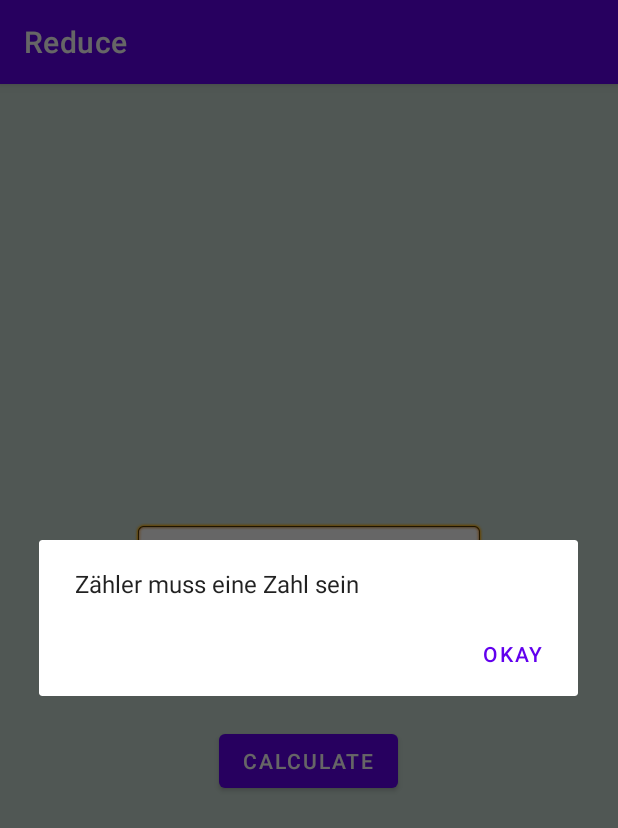
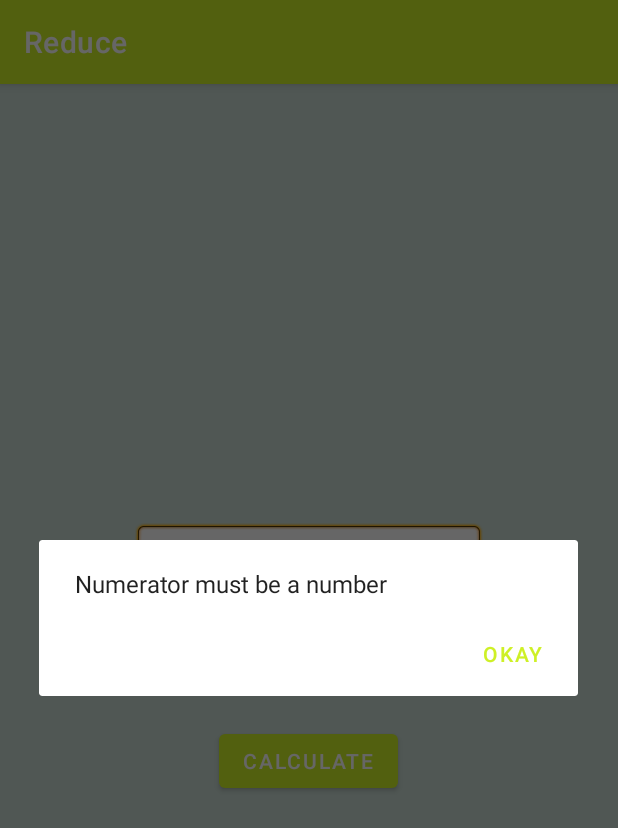
Before and after one commit to Korkmatik/Smartphone-Software-Development, an Android app: the screen it shows after launch (MainActivity), after a tap on "CALCULATE", on a phone screen of 412 x 824 dp. Shown: the top 828 px of the screen. Run offline under Robolectric (Android 15) with nearby library versions, the phone set to English and light mode, and no system bars.

Commit message:
Finished until exercise 7o

```diff
--- a/Reduce/app/src/main/java/com/example/reduce/MainActivity.java
+++ b/Reduce/app/src/main/java/com/example/reduce/MainActivity.java
@@ -3,7 +3,6 @@ package com.example.reduce;
 import androidx.appcompat.app.AppCompatActivity;
 
 import android.app.AlertDialog;
-import android.content.DialogInterface;
 import android.os.Bundle;
 import android.util.Log;
 import android.view.View;
@@ -42,10 +41,10 @@ public class MainActivity extends AppCompatActivity {
                 String strDenominator = etDenominator.getText().toString();
 
                 AlertDialog.Builder alertDialogBuilder = new AlertDialog.Builder(MainActivity.this);
-                alertDialogBuilder.setPositiveButton("Okay", (dialog, which) -> {});
+                alertDialogBuilder.setPositiveButton(getString(R.string.okay), (dialog, which) -> {});
 
                 if (!CheckNumber.check(strNumerator)) {
-                    String message = "Zähler muss eine Zahl sein";
+                    String message = getString(R.string.numberator_not_number_error);
                     etNumerator.setError(message);
 
                     alertDialogBuilder.setMessage(message);
@@ -56,7 +55,7 @@ public class MainActivity extends AppCompatActivity {
                 }
 
                 if (!CheckNumber.check(strDenominator)) {
-                    String message = "Nenner muss eine Zahl sein";
+                    String message = getString(R.string.denominator_not_number_error);
                     etDenominator.setError(message);
 
                     alertDialogBuilder.setMessage(message);
@@ -70,7 +69,7 @@ public class MainActivity extends AppCompatActivity {
                 int denominator = Integer.parseInt(strDenominator);
 
                 if (denominator == 0) {
-                    String message = "Nenner darf keine 0 sein";
+                    String message = getString(R.string.denominator_zero_error);
                     etDenominator.setError(message);
 
                     alertDialogBuilder.setMessage(message);
--- a/Reduce/app/src/main/res/layout/activity_main.xml
+++ b/Reduce/app/src/main/res/layout/activity_main.xml
@@ -13,15 +13,16 @@
         android:layout_height="wrap_content"
         android:background="@android:drawable/editbox_background"
         android:ems="10"
-        android:hint="Number 1"
+        android:hint="@string/hint_numerator"
         android:inputType="textPersonName"
         android:minHeight="48dp"
-        android:textSize="20sp" />
+        android:textSize="20sp"
+        style="@style/hint_text" />
 
     <TextView
         android:layout_width="wrap_content"
         android:layout_height="wrap_content"
-        android:text="________________________________" />
+        android:text="@string/line" />
 
     <EditText
         android:id="@+id/nenner"
@@ -29,15 +30,16 @@
         android:layout_height="wrap_content"
         android:background="@android:drawable/editbox_background"
         android:ems="10"
-        android:hint="Number 2"
+        android:hint="@string/hint_denominator"
         android:inputType="textPersonName"
         android:minHeight="48dp"
-        android:textSize="20sp" />
+        android:textSize="20sp"
+        style="@style/hint_text" />
 
     <Button
         android:id="@+id/btn_calculate"
         android:layout_width="wrap_content"
         android:layout_height="wrap_content"
         android:layout_marginTop="20dp"
-        android:text="Calculate" />
+        android:text="@string/btn_calculate" />
 </LinearLayout>
--- a/Reduce/app/src/main/res/values/colors.xml
+++ b/Reduce/app/src/main/res/values/colors.xml
@@ -7,4 +7,10 @@
     <color name="teal_700">#FF018786</color>
     <color name="black">#FF000000</color>
     <color name="white">#FFFFFFFF</color>
+
+    <color name="colorPrimary">#cef026</color>
+    <color name="colorPrimaryDark">#6abd17</color>
+    <color name="textColorPrimary">#28006e</color>
+    <color name="windowsBackground">#524b43</color>
+    <color name="navigationBarColor">#781504</color>
 </resources>
--- a/Reduce/app/src/main/res/values/strings.xml
+++ b/Reduce/app/src/main/res/values/strings.xml
@@ -1,3 +1,11 @@
 <resources>
     <string name="app_name">Reduce</string>
+    <string name="hint_numerator">Number 1</string>
+    <string name="line" translatable="false">________________________________</string>
+    <string name="hint_denominator">Number 2</string>
+    <string name="btn_calculate">Calculate</string>
+    <string name="numberator_not_number_error">Numerator must be a number</string>
+    <string name="okay">Okay</string>
+    <string name="denominator_not_number_error">Denominator must be a number</string>
+    <string name="denominator_zero_error">Denominator must not be zero</string>
 </resources>
--- a/Reduce/app/src/main/res/values/themes.xml
+++ b/Reduce/app/src/main/res/values/themes.xml
@@ -2,15 +2,23 @@
     <!-- Base application theme. -->
     <style name="Theme.Reduce" parent="Theme.MaterialComponents.DayNight.DarkActionBar">
         <!-- Primary brand color. -->
-        <item name="colorPrimary">@color/purple_500</item>
+        <item name="colorPrimary">@color/colorPrimary</item>
+        <item name="colorPrimaryDark">@color/colorPrimaryDark</item>
+        <item name="android:textColorPrimary">@color/textColorPrimary</item>
+        <item name="android:windowBackground">@color/windowsBackground</item>
+        <item name="android:navigationBarColor">@color/navigationBarColor</item>
+
+        <!--
         <item name="colorPrimaryVariant">@color/purple_700</item>
         <item name="colorOnPrimary">@color/white</item>
-        <!-- Secondary brand color. -->
         <item name="colorSecondary">@color/teal_200</item>
         <item name="colorSecondaryVariant">@color/teal_700</item>
         <item name="colorOnSecondary">@color/black</item>
-        <!-- Status bar color. -->
         <item name="android:statusBarColor" tools:targetApi="l">?attr/colorPrimaryVariant</item>
-        <!-- Customize your theme here. -->
+        -->
+    </style>
+
+    <style name="hint_text">
+        <item name="android:textStyle">italic</item>
     </style>
 </resources>
```
Also changed, not shown: 1 other file.
